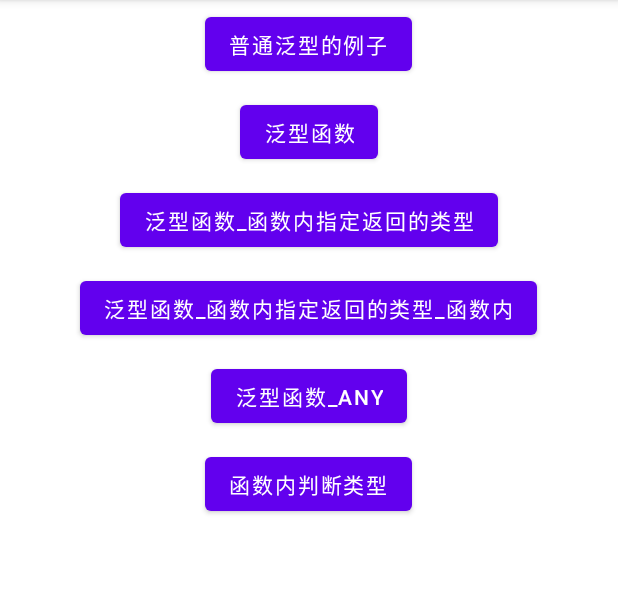
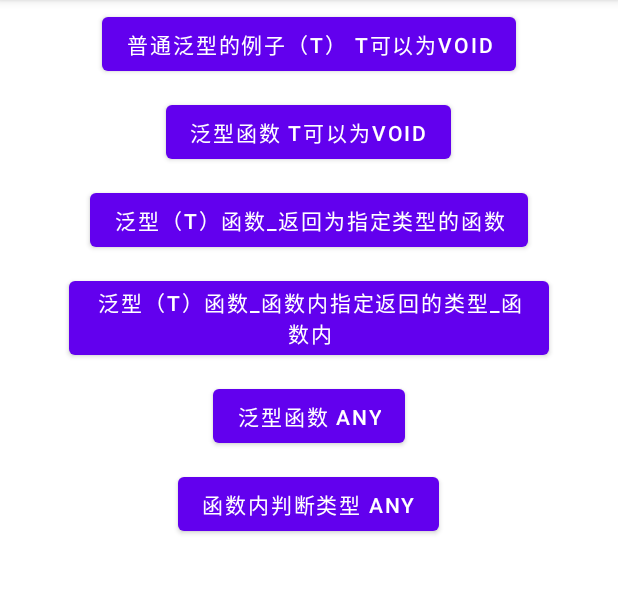
Before and after one commit to chenzhizsqq/testKotlin, an Android app: the TemplateActivity screen opened directly, with no data from a screen before it, on a phone screen of 412 x 824 dp, the part 84-678 px from its top. Run offline under Robolectric (Android 15) with nearby library versions, the phone set to English and light mode, and no system bars.

Commit message:
说明：T 和 Any 的作用 和区别

```diff
--- a/app/src/main/java/com/example/testkotlin/TemplateActivity.kt
+++ b/app/src/main/java/com/example/testkotlin/TemplateActivity.kt
@@ -13,12 +13,12 @@ class TemplateActivity : AppCompatActivity() {
         binding = ActivityTemplateBinding.inflate(layoutInflater)
         setContentView(binding.root)
 
-        binding.normal.setOnClickListener { 普通泛型的例子() }
-        binding.addNumbersTest.setOnClickListener { addNumbersTest() }
+        binding.normal.setOnClickListener { test_T() }
+        binding.addNumbersTest.setOnClickListener { test_fun_T() }
 
-        binding.test2.setOnClickListener { Log.e(TAG, "泛型函数_函数内指定返回的类型: " + 泛型函数_函数内指定返回的类型(10)) }
+        binding.test2.setOnClickListener { Log.e(TAG, "T函数_返回为指定类型的函数: " + fun_T_return_other_T(10)) }
 
-        binding.test3.setOnClickListener { 泛型函数_函数内指定返回的类型_函数内(123.456) }
+        binding.test3.setOnClickListener { fun_T_return_other_T_inFun(123.456) }
 
         binding.testAny.setOnClickListener {
             泛型函数_any(123)
@@ -52,12 +52,12 @@ class TemplateActivity : AppCompatActivity() {
     }
 
     //泛型函数_函数内指定返回的类型_返回值
-    fun <T> 泛型函数_函数内指定返回的类型(t: T): Int {
+    fun <T> fun_T_return_other_T(t: T): Int {
         return t.toString().toInt()
     }
 
     //泛型函数_函数内指定返回的类型_函数内
-    fun <T> 泛型函数_函数内指定返回的类型_函数内(t: T) {
+    fun <T> fun_T_return_other_T_inFun(t: T) {
         Log.e(TAG, "泛型函数_函数内指定返回的类型: " + t.toString().toDouble())
     }
 
@@ -67,28 +67,33 @@ class TemplateActivity : AppCompatActivity() {
     }
 
     //泛型函数 begin
-    fun <T> addNumbers(num1: T, num2: T): T {
+    fun <T> fun_T(num1: T, num2: T): T {
         return (num1.toString().toDouble() + num2.toString().toDouble()) as T
     }
 
-    fun addNumbersTest() {
-        Log.e(TAG, "addNumbersTest: " + addNumbers(10, 20))      // 結果: 30
-        Log.e(TAG, "addNumbersTest: " + addNumbers(10.1, 20.1))  // 結果: 30.200000000000003
+    fun test_fun_T() {
+        Log.e(TAG, "addNumbersTest: " + fun_T(10, 20))      // 結果: 30
+        Log.e(TAG, "addNumbersTest: " + fun_T(10.1, 20.1))  // 結果: 30.200000000000003
     }
     //泛型函数 end
 
-    private fun 普通泛型的例子() {
+    private fun test_T() {
         class Box<T>(val contents: T)
 
         val x = Box("a")
         val y = Box(0)
         val z = Box(listOf(1, 2, 3))
 
+
         Log.e(TAG, "contents: " + x.contents + "bc")   //abc
         Log.e(TAG, "contents: " + y.contents + 1)     //1
         z.contents.forEach {
             Log.e(TAG, "contents: " + it)
         }   //123
+
+
+        val testUnit = Box(Unit)
+        Log.e(TAG, "testUnit: " + testUnit.contents )   //kotlin.Unit
     }
 
     companion object {
--- a/app/src/main/res/layout/activity_main.xml
+++ b/app/src/main/res/layout/activity_main.xml
@@ -39,7 +39,7 @@ tools:context=".MainActivity">
         android:padding="20dp"
         android:textSize="20sp"
         android:background="@drawable/back"
-        android:text="Template:泛型" />
+        android:text="Template:泛型 T 和 Any" />
 
 
 
--- a/app/src/main/res/layout/activity_template.xml
+++ b/app/src/main/res/layout/activity_template.xml
@@ -20,42 +20,42 @@ tools:context=".TemplateActivity">
         android:layout_width="wrap_content"
         android:layout_height="wrap_content"
         android:layout_margin="5dp"
-        android:text="普通泛型的例子" />
+        android:text="普通泛型的例子（T） T可以为Void" />
 
     <Button
         android:id="@+id/addNumbersTest"
         android:layout_width="wrap_content"
         android:layout_height="wrap_content"
         android:layout_margin="5dp"
-        android:text="泛型函数" />
+        android:text="泛型函数 T可以为Void" />
 
     <Button
         android:id="@+id/test2"
         android:layout_width="wrap_content"
         android:layout_height="wrap_content"
         android:layout_margin="5dp"
-        android:text="泛型函数_函数内指定返回的类型" />
+        android:text="泛型（T）函数_返回为指定类型的函数" />
 
     <Button
         android:id="@+id/test3"
         android:layout_width="wrap_content"
         android:layout_height="wrap_content"
         android:layout_margin="5dp"
-        android:text="泛型函数_函数内指定返回的类型_函数内" />
+        android:text="泛型（T）函数_函数内指定返回的类型_函数内" />
 
     <Button
         android:id="@+id/test_any"
         android:layout_width="wrap_content"
         android:layout_height="wrap_content"
         android:layout_margin="5dp"
-        android:text="泛型函数_any" />
+        android:text="泛型函数 Any" />
 
     <Button
         android:id="@+id/checkStyle"
         android:layout_width="wrap_content"
         android:layout_height="wrap_content"
         android:layout_margin="5dp"
-        android:text="函数内判断类型" />
+        android:text="函数内判断类型 Any" />
 
 
 </LinearLayout>
```
